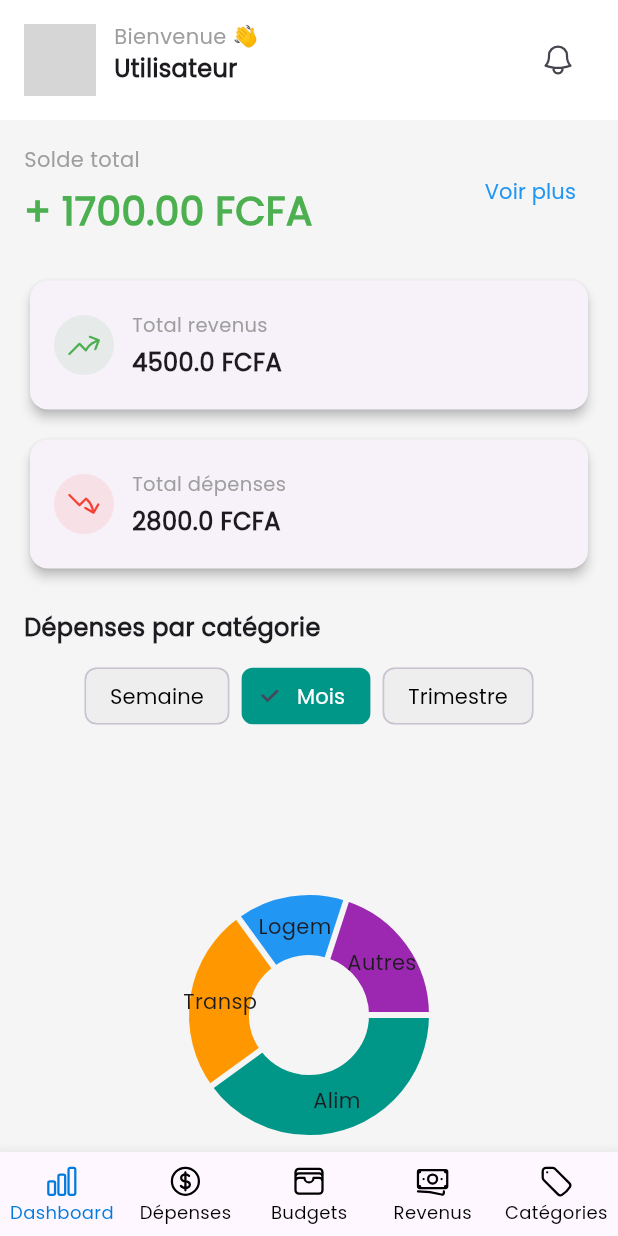
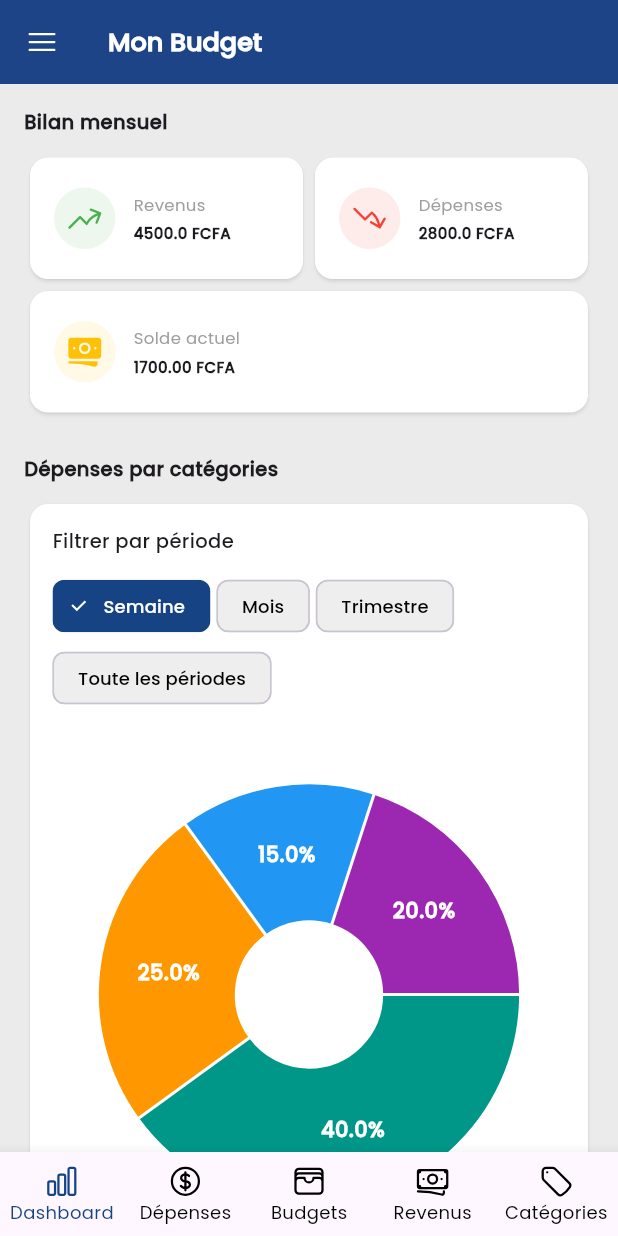
Before and after one commit to Van064886/mon-budget, a Flutter app: the screen it shows after launch, on a phone screen of 412 x 824 dp. Run offline on Flutter 3.47's test engine with Material 3 defaults, Android fonts, the phone set to English and light mode, and no system bars; drawn by our look-alikes of fl_chart; our stand-ins replace heroicons, sqflite; accounts and stored records are empty; grey boxes are pictures that could not be loaded.

Commit message:
style: dashboard screen design ended

```diff
--- a/lib/core/configs/app_theme.dart
+++ b/lib/core/configs/app_theme.dart
@@ -1,35 +1,59 @@
 import 'package:flutter/material.dart';
+import 'package:flutter/services.dart';
+import 'package:mon_budget/core/constants/app_constants.dart';
 
 class AppTheme {
   static ThemeData get lightTheme {
     return ThemeData(
       fontFamily: "Poppins",
-      primarySwatch: Colors.teal,
-      scaffoldBackgroundColor: Colors.grey[100],
+      // primarySwatch: AppConstants.mainColor,
+      scaffoldBackgroundColor: AppConstants.primaryColor,
       floatingActionButtonTheme: const FloatingActionButtonThemeData(
-        backgroundColor: Colors.teal,
+        backgroundColor: AppConstants.mainColor,
       ),
+
       appBarTheme: const AppBarTheme(
-        backgroundColor: Colors.teal,
+        backgroundColor: AppConstants.mainColor,
         foregroundColor: Colors.white,
+        elevation: 3,
+      ),
+
+      cardTheme: CardThemeData(
+        color: Colors.white,
+        shadowColor: Colors.white,
+        shape: RoundedRectangleBorder(borderRadius: BorderRadius.circular(12)),
+      ),
+
+      textTheme: const TextTheme(
+        displayLarge: TextStyle(fontSize: 13),
+        displayMedium: TextStyle(fontSize: 13),
+        displaySmall: TextStyle(fontSize: 13),
+        headlineLarge: TextStyle(fontSize: 13),
+        headlineMedium: TextStyle(fontSize: 13),
+        headlineSmall: TextStyle(fontSize: 13),
+        titleLarge: TextStyle(fontSize: 13),
+        titleMedium: TextStyle(fontSize: 13),
+        titleSmall: TextStyle(fontSize: 13),
+        bodyLarge: TextStyle(fontSize: 13),
+        bodyMedium: TextStyle(fontSize: 13),
+        bodySmall: TextStyle(fontSize: 13),
+        labelLarge: TextStyle(fontSize: 13),
+        labelMedium: TextStyle(fontSize: 13),
+        labelSmall: TextStyle(fontSize: 13),
       ),
     );
-
-    // return ThemeData(
-    //   colorScheme: ColorScheme.fromSeed(seedColor: Colors.deepPurple),
-    // );
   }
 
   static ThemeData get darkTheme {
     return ThemeData(
       fontFamily: "Poppins",
-      primarySwatch: Colors.teal,
+      // primarySwatch: AppConstants.mainColor,
       scaffoldBackgroundColor: Colors.grey[100],
       floatingActionButtonTheme: const FloatingActionButtonThemeData(
-        backgroundColor: Colors.teal,
+        backgroundColor: AppConstants.mainColor,
       ),
       appBarTheme: const AppBarTheme(
-        backgroundColor: Colors.teal,
+        backgroundColor: AppConstants.mainColor,
         foregroundColor: Colors.white,
       ),
     );
--- a/lib/core/constants/app_constants.dart
+++ b/lib/core/constants/app_constants.dart
@@ -1,5 +1,7 @@
 import 'package:flutter/material.dart';
 
 class AppConstants {
-  static const mainColor = Color.fromARGB(255, 2, 123, 222);
+  static const mainColor = Color.fromARGB(255, 22, 67, 131);
+  static const primaryColor = Color.fromARGB(255, 235, 235, 235);
+  static const darkPrimaryColor = Color(0xFF919191);
 }
--- a/lib/views/dashboard/dashboard_screen.dart
+++ b/lib/views/dashboard/dashboard_screen.dart
@@ -1,6 +1,7 @@
 import 'package:flutter/material.dart';
 import 'package:fl_chart/fl_chart.dart';
 import 'package:heroicons/heroicons.dart';
+import 'package:mon_budget/core/constants/app_constants.dart';
 
 class DashboardScreen extends StatefulWidget {
   const DashboardScreen({super.key});
@@ -12,8 +13,13 @@ class DashboardScreen extends StatefulWidget {
 class _DashboardScreenState extends State<DashboardScreen> {
   final double totalRevenus = 4500;
   final double totalDepenses = 2800;
-  final List<String> periodes = ['Semaine', 'Mois', 'Trimestre'];
-  String selectedPeriode = 'Mois';
+  final List<String> periodes = [
+    'Semaine',
+    'Mois',
+    'Trimestre',
+    'Toute les périodes',
+  ];
+  String selectedPeriode = 'Semaine';
 
   final ScrollController _scrollController = ScrollController();
   bool hasShadow = false;
@@ -21,6 +27,7 @@ class _DashboardScreenState extends State<DashboardScreen> {
   @override
   void initState() {
     super.initState();
+
     _scrollController.addListener(() {
       final scrolled = _scrollController.offset > 10;
       if (hasShadow != scrolled) {
@@ -32,180 +39,100 @@ class _DashboardScreenState extends State<DashboardScreen> {
   @override
   Widget build(BuildContext context) {
     final solde = totalRevenus - totalDepenses;
-    final isWide = MediaQuery.of(context).size.width >= 600;
+
+    final chartData = [
+      {'label': 'Alimentation', 'value': 40.0, 'color': Colors.teal},
+      {'label': 'Transport', 'value': 25.0, 'color': Colors.orange},
+      {'label': 'Logement', 'value': 15.0, 'color': Colors.blue},
+      {'label': 'Autres', 'value': 20.0, 'color': Colors.purple},
+    ];
+
+    final total = chartData.fold<double>(
+      0,
+      (sum, e) => sum + (e['value'] as double),
+    );
 
     return Scaffold(
-      body: CustomScrollView(
-        controller: _scrollController,
-        slivers: [
-          // SECTION FIXE : Bienvenue + notif
-          SliverPersistentHeader(
-            pinned: true,
-            delegate: _StickyHeaderDelegate(
-              child: Container(
-                padding: const EdgeInsets.symmetric(
-                  horizontal: 16,
-                  vertical: 14,
+      appBar: AppBar(
+        leading: IconButton(onPressed: () {}, icon: HeroIcon(HeroIcons.bars3)),
+        title: Text(
+          "Mon Budget",
+          style: TextStyle(fontSize: 17, fontWeight: FontWeight.bold),
         ),
-                decoration: BoxDecoration(
-                  color: Colors.white,
-                  boxShadow:
-                      hasShadow
-                          ? [
-                            const BoxShadow(
-                              color: Colors.black12,
-                              offset: Offset(0, 2),
-                              blurRadius: 4,
       ),
-                          ]
-                          : [],
+      body: SafeArea(
+        child: SingleChildScrollView(
+          child: Padding(
+            padding: const EdgeInsets.all(16),
+            child: Column(
+              crossAxisAlignment: CrossAxisAlignment.start,
+              children: [
+                // Monthly summary
+                Text(
+                  "Bilan mensuel",
+                  style: TextStyle(fontSize: 13, fontWeight: FontWeight.w800),
                 ),
-                child: Row(
-                  mainAxisAlignment: MainAxisAlignment.spaceBetween,
+                const SizedBox(height: 10),
+                Column(
+                  crossAxisAlignment: CrossAxisAlignment.start,
                   children: [
                     Row(
                       children: [
-                        const CircleAvatar(
-                          radius: 24,
-                          backgroundImage: NetworkImage(
-                            "https://i.pravatar.cc/150?img=3",
-                          ),
-                        ),
-                        const SizedBox(width: 12),
-                        const Column(
-                          crossAxisAlignment: CrossAxisAlignment.start,
-                          children: [
-                            Text(
-                              "Bienvenue 👋",
-                              style: TextStyle(
-                                fontSize: 14,
-                                color: Colors.grey,
-                              ),
-                            ),
-                            Text(
-                              "Utilisateur",
-                              style: TextStyle(
-                                fontSize: 16,
-                                fontWeight: FontWeight.w600,
-                              ),
-                            ),
-                          ],
-                        ),
-                      ],
-                    ),
-                    IconButton(
-                      icon: const HeroIcon(
-                        HeroIcons.bell,
-                        style: HeroIconStyle.outline,
-                      ),
-                      onPressed: () {},
-                    ),
-                  ],
-                ),
-              ),
-            ),
-          ),
-
-          // SECTION SCROLLABLE : reste du contenu
-          SliverToBoxAdapter(
-            child: Padding(
-              padding: const EdgeInsets.all(16),
-              child: Column(
-                children: [
-                  // Solde total + voir plus
-                  Row(
-                    mainAxisAlignment: MainAxisAlignment.spaceBetween,
-                    children: [
-                      Flexible(
-                        child: Column(
-                          crossAxisAlignment: CrossAxisAlignment.start,
-                          children: [
-                            const Text(
-                              "Solde total",
-                              style: TextStyle(
-                                fontSize: 14,
-                                color: Colors.grey,
-                              ),
-                            ),
-                            const SizedBox(height: 6),
-                            Text(
-                              "${solde >= 0 ? "+" : "-"} ${solde.abs().toStringAsFixed(2)} FCFA",
-                              style: TextStyle(
-                                fontSize: 26,
-                                fontWeight: FontWeight.bold,
-                                color: solde >= 0 ? Colors.green : Colors.red,
-                              ),
-                            ),
-                          ],
-                        ),
-                      ),
-                      TextButton(
-                        onPressed: () {},
-                        child: const Text(
-                          "Voir plus",
-                          style: TextStyle(color: Colors.blue),
-                        ),
-                      ),
-                    ],
-                  ),
-                  const SizedBox(height: 24),
-
-                  // Revenus + Dépenses
-                  isWide
-                      ? Row(
-                        children: [
                         Expanded(
                           child: _buildInfoCard(
-                              "Total revenus",
+                            "Revenus",
                             "$totalRevenus FCFA",
                             HeroIcons.arrowTrendingUp,
                             Colors.green,
                           ),
                         ),
-                          const SizedBox(width: 12),
                         Expanded(
                           child: _buildInfoCard(
-                              "Total dépenses",
+                            "Dépenses",
                             "$totalDepenses FCFA",
                             HeroIcons.arrowTrendingDown,
                             Colors.red,
                           ),
                         ),
                       ],
-                      )
-                      : Column(
-                        children: [
+                    ),
                     _buildInfoCard(
-                            "Total revenus",
-                            "$totalRevenus FCFA",
-                            HeroIcons.arrowTrendingUp,
-                            Colors.green,
-                          ),
-                          const SizedBox(height: 12),
-                          _buildInfoCard(
-                            "Total dépenses",
-                            "$totalDepenses FCFA",
-                            HeroIcons.arrowTrendingDown,
-                            Colors.red,
+                      "Solde actuel",
+                      "${solde >= 0 ? "" : "-"}${solde.abs().toStringAsFixed(2)} FCFA",
+                      HeroIcons.banknotes,
+                      Colors.amber,
+                      // isMain: true,
                     ),
                   ],
                 ),
+
+                // Expenses by categories
                 const SizedBox(height: 24),
-
-                  // Filtre par période
-                  const Align(
-                    alignment: Alignment.centerLeft,
-                    child: Text(
-                      "Dépenses par catégorie",
+                Text(
+                  "Dépenses par catégories",
+                  style: TextStyle(fontSize: 13, fontWeight: FontWeight.w800),
+                ),
+                const SizedBox(height: 10),
+                Card(
+                  child: Padding(
+                    padding: const EdgeInsets.symmetric(
+                      horizontal: 15,
+                      vertical: 15,
+                    ),
+                    child: Column(
+                      crossAxisAlignment: CrossAxisAlignment.start,
+                      children: [
+                        Text(
+                          "Filtrer par période",
                           style: TextStyle(
-                        fontSize: 16,
+                            fontSize: 13,
                             fontWeight: FontWeight.w600,
-                      ),
                           ),
                         ),
                         const SizedBox(height: 10),
                         Wrap(
-                    spacing: 8,
+                          alignment: WrapAlignment.start,
+                          spacing: 4,
                           children:
                               periodes.map((periode) {
                                 final selected = periode == selectedPeriode;
@@ -213,11 +140,16 @@ class _DashboardScreenState extends State<DashboardScreen> {
                                   label: Text(periode),
                                   selected: selected,
                                   onSelected:
-                                (_) =>
-                                    setState(() => selectedPeriode = periode),
-                            selectedColor: Colors.teal,
+                                      (_) => setState(
+                                        () => selectedPeriode = periode,
+                                      ),
+                                  selectedColor: AppConstants.mainColor,
+                                  checkmarkColor:
+                                      selected ? Colors.white : Colors.black,
                                   labelStyle: TextStyle(
-                              color: selected ? Colors.white : Colors.black,
+                                    fontSize: 12,
+                                    color:
+                                        selected ? Colors.white : Colors.black,
                                   ),
                                   backgroundColor: Colors.grey[200],
                                 );
@@ -226,37 +158,80 @@ class _DashboardScreenState extends State<DashboardScreen> {
                         const SizedBox(height: 16),
 
                         // Pie Chart
+                        Column(
+                          crossAxisAlignment: CrossAxisAlignment.center,
+                          children: [
                             AspectRatio(
-                    aspectRatio: isWide ? 2.2 : 1.1,
+                              aspectRatio: 1,
                               child: PieChart(
                                 PieChartData(
-                        sectionsSpace: 4,
-                        centerSpaceRadius: 40,
-                        sections: [
-                          PieChartSectionData(
-                            value: 40,
-                            color: Colors.teal,
-                            title: 'Alim',
+                                  sectionsSpace: 2,
+                                  centerSpaceRadius:
+                                      MediaQuery.of(context).size.width * .12,
+                                  sections:
+                                      chartData.map((entry) {
+                                        final percentage = ((entry['value']
+                                                    as double) /
+                                                total *
+                                                100)
+                                            .toStringAsFixed(1);
+                                        return PieChartSectionData(
+                                          value: entry['value'] as double,
+                                          color: entry['color'] as Color,
+                                          title: '$percentage%',
+                                          radius:
+                                              MediaQuery.of(
+                                                context,
+                                              ).size.width *
+                                              0.22,
+                                          titleStyle: const TextStyle(
+                                            color: Colors.white,
+                                            fontWeight: FontWeight.bold,
+                                            fontSize: 14,
                                           ),
-                          PieChartSectionData(
-                            value: 25,
-                            color: Colors.orange,
-                            title: 'Transp',
+                                        );
+                                      }).toList(),
                                 ),
-                          PieChartSectionData(
-                            value: 15,
-                            color: Colors.blue,
-                            title: 'Logem',
                               ),
-                          PieChartSectionData(
-                            value: 20,
-                            color: Colors.purple,
-                            title: 'Autres',
+                            ),
+                            const SizedBox(height: 16),
+
+                            // Legend below the chart
+                            Wrap(
+                              alignment: WrapAlignment.center,
+                              spacing: 20,
+                              runSpacing: 8,
+                              children:
+                                  chartData.map((entry) {
+                                    return Row(
+                                      mainAxisSize: MainAxisSize.min,
+                                      children: [
+                                        Container(
+                                          width: 12,
+                                          height: 12,
+                                          margin: const EdgeInsets.only(
+                                            right: 6,
+                                          ),
+                                          decoration: BoxDecoration(
+                                            shape: BoxShape.circle,
+                                            color: entry['color'] as Color,
+                                          ),
+                                        ),
+                                        Text(
+                                          '${entry['label']} (${entry['value']})',
+                                          style: const TextStyle(fontSize: 13),
+                                        ),
+                                      ],
+                                    );
+                                  }).toList(),
+                            ),
+                          ],
                         ),
                       ],
                     ),
                   ),
                 ),
+
                 const SizedBox(height: 30),
 
                 // Budgets vs Dépenses
@@ -264,13 +239,9 @@ class _DashboardScreenState extends State<DashboardScreen> {
                   alignment: Alignment.centerLeft,
                   child: Text(
                     "Budgets vs Dépenses",
-                      style: TextStyle(
-                        fontSize: 16,
-                        fontWeight: FontWeight.w600,
+                    style: TextStyle(fontSize: 13, fontWeight: FontWeight.w800),
                   ),
                 ),
-                  ),
-                  const SizedBox(height: 12),
                 _buildBudgetCard("Alimentation", 500, 300, Colors.teal),
                 _buildBudgetCard("Transport", 200, 150, Colors.orange),
                 _buildBudgetCard("Logement", 1000, 1000, Colors.blue),
@@ -278,7 +249,6 @@ class _DashboardScreenState extends State<DashboardScreen> {
             ),
           ),
         ),
-        ],
       ),
     );
   }
@@ -287,14 +257,17 @@ class _DashboardScreenState extends State<DashboardScreen> {
     String title,
     String value,
     HeroIcons icon,
-    Color color,
-  ) {
+    Color color, {
+    bool isMain = false,
+  }) {
     return Card(
-      elevation: 3,
-      shape: RoundedRectangleBorder(borderRadius: BorderRadius.circular(12)),
+      color: Colors.white,
+      borderOnForeground: true,
       child: Padding(
         padding: const EdgeInsets.symmetric(horizontal: 16, vertical: 20),
         child: Row(
+          mainAxisAlignment:
+              isMain ? MainAxisAlignment.center : MainAxisAlignment.start,
           children: [
             Container(
               padding: const EdgeInsets.all(8),
@@ -302,22 +275,25 @@ class _DashboardScreenState extends State<DashboardScreen> {
                 color: color.withOpacity(0.1),
                 shape: BoxShape.circle,
               ),
-              child: HeroIcon(icon, style: HeroIconStyle.solid, color: color),
+              child: HeroIcon(
+                icon,
+                style: HeroIconStyle.solid,
+                color: color,
+                size: isMain ? 40 : 25,
+              ),
             ),
             const SizedBox(width: 12),
             Column(
               crossAxisAlignment: CrossAxisAlignment.start,
               children: [
-                Text(
-                  title,
-                  style: const TextStyle(fontSize: 13, color: Colors.grey),
-                ),
+                Text(title, style: TextStyle(fontSize: 11, color: Colors.grey)),
                 const SizedBox(height: 4),
                 Text(
                   value,
-                  style: const TextStyle(
-                    fontSize: 16,
-                    fontWeight: FontWeight.bold,
+                  style: TextStyle(
+                    fontSize: isMain ? 25 : 10,
+                    fontWeight: FontWeight.w700,
+                    overflow: TextOverflow.ellipsis,
                   ),
                 ),
               ],
@@ -378,28 +354,3 @@ class _DashboardScreenState extends State<DashboardScreen> {
     );
   }
 }
-
-// Sticky header delegate
-class _StickyHeaderDelegate extends SliverPersistentHeaderDelegate {
-  final Widget child;
-  final double height;
-
-  _StickyHeaderDelegate({required this.child, this.height = 80});
-
-  @override
-  double get minExtent => height;
-
-  @override
-  double get maxExtent => height;
-
-  @override
-  Widget build(
-    BuildContext context,
-    double shrinkOffset,
-    bool overlapsContent,
-  ) => child;
-
-  @override
-  bool shouldRebuild(covariant SliverPersistentHeaderDelegate oldDelegate) =>
-      true;
-}
```
Also changed, not shown: pubspec.yaml (+11 -7 lines), assets/fonts/Poppins-Bold.ttf (added), assets/fonts/Poppins-Medium.ttf (added), pubspec.lock, 5 other files. Lines whose indentation alone changed are shown as unchanged.
